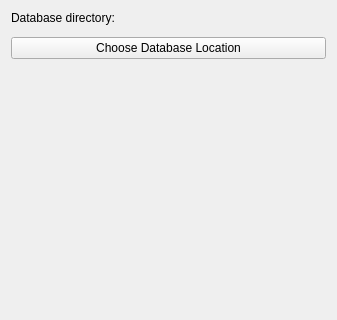
Above: OpenLIFUDatabase/Resources/UI/OpenLIFUDatabase.ui from OpenwaterHealth/SlicerOpenLIFU before the change; both pictures show x 0 to 337 and y 0 to 320 of the 337 by 784 pixel window. Below: the same form after it.
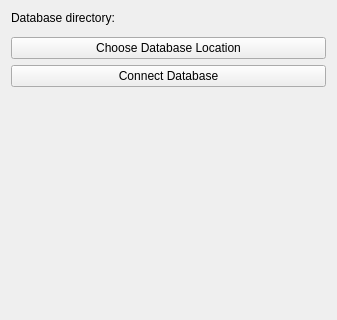
That is the form after the change. Custom widgets are drawn as their Qt base class.

Commit message: Reintroduce connect database in database module (#423)

```diff
--- a/OpenLIFUDatabase/Resources/UI/OpenLIFUDatabase.ui
+++ b/OpenLIFUDatabase/Resources/UI/OpenLIFUDatabase.ui
@@ -87,6 +87,13 @@
      </layout>
     </widget>
    </item>
+   <item>
+    <widget class="QPushButton" name="connectDatabaseLocationButton">
+     <property name="text">
+      <string>Connect Database</string>
+     </property>
+    </widget>
+   </item>
    <item>
     <spacer name="verticalSpacer">
      <property name="orientation">
```
The commit also changes 1 other file.
